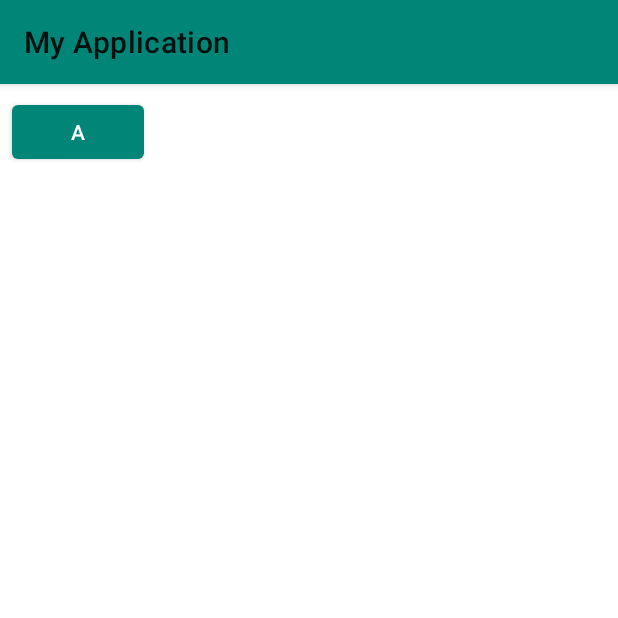
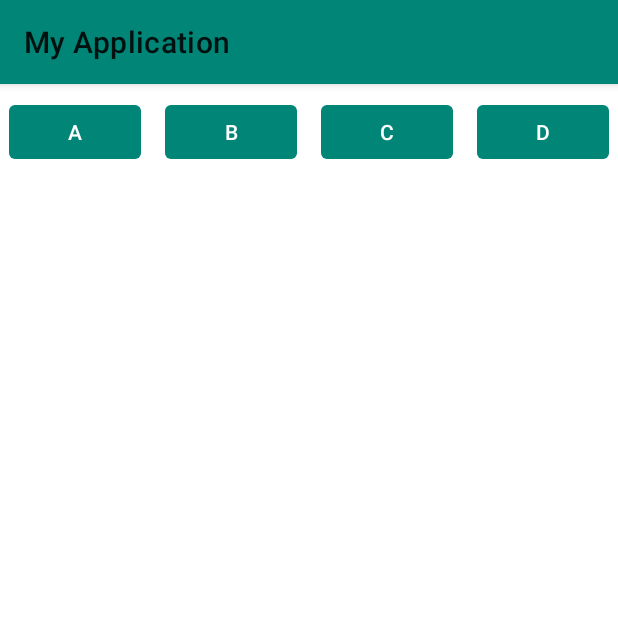
Before and after one commit to yogithesymbian/Vsga19, an Android app: the PuzzleActivity screen opened directly, with no data from a screen before it, on a phone screen of 412 x 824 dp, the top half of it. Run offline under Robolectric (Android 15) with nearby library versions, the phone set to English and light mode, and no system bars.

Commit message:
added btn layout puzle

```diff
--- a/app/src/main/res/layout/activity_puzzle.xml
+++ b/app/src/main/res/layout/activity_puzzle.xml
@@ -8,15 +8,72 @@
         tools:context=".PuzzleActivity"
         >
 
-    <Button
+    <com.google.android.material.button.MaterialButton
             android:id="@+id/btn_a"
+            style="@style/Widget.MaterialComponents.Button.UnelevatedButton"
             android:layout_width="wrap_content"
             android:layout_height="wrap_content"
+            android:layout_marginTop="8dp"
+            android:layout_marginLeft="8dp"
+            android:layout_marginStart="8dp"
+
             android:text="A"
+
+            app:layout_constraintTop_toTopOf="parent"
+            app:layout_constraintStart_toStartOf="parent"
+            app:layout_constraintEnd_toStartOf="@+id/btn_b"
+            android:layout_marginEnd="8dp"
+            android:layout_marginRight="8dp"/>
+
+    <com.google.android.material.button.MaterialButton
+            android:id="@+id/btn_b"
+            style="@style/Widget.MaterialComponents.Button.UnelevatedButton"
+            android:layout_width="wrap_content"
+            android:layout_height="wrap_content"
+            android:layout_marginTop="8dp"
+            android:layout_marginLeft="8dp"
+            android:layout_marginStart="8dp"
+            android:layout_marginEnd="8dp"
+            android:layout_marginRight="8dp"
+
+            android:text="B"
+
+            app:layout_constraintTop_toTopOf="parent"
+            app:layout_constraintStart_toEndOf="@+id/btn_a"
+            app:layout_constraintEnd_toStartOf="@+id/btn_c"/>
+
+    <com.google.android.material.button.MaterialButton
+            android:id="@+id/btn_c"
+            style="@style/Widget.MaterialComponents.Button.UnelevatedButton"
+            android:layout_width="wrap_content"
+            android:layout_height="wrap_content"
+            android:layout_marginLeft="8dp"
+            android:layout_marginStart="8dp"
+            android:layout_marginEnd="8dp"
+            android:layout_marginRight="8dp"
+
+            android:text="C"
+
             android:layout_marginTop="8dp"
             app:layout_constraintTop_toTopOf="parent"
-            app:layout_constraintStart_toStartOf="parent"
+            app:layout_constraintStart_toEndOf="@+id/btn_b"
+            app:layout_constraintEnd_toStartOf="@+id/btn_d"/>
+
+    <com.google.android.material.button.MaterialButton
+            android:id="@+id/btn_d"
+            style="@style/Widget.MaterialComponents.Button.UnelevatedButton"
+            android:layout_width="wrap_content"
+            android:layout_height="wrap_content"
             android:layout_marginLeft="8dp"
-            android:layout_marginStart="8dp"/>
+            android:layout_marginStart="8dp"
+            android:layout_marginEnd="8dp"
+            android:layout_marginRight="8dp"
+
+            android:text="D"
+
+            android:layout_marginTop="8dp"
+            app:layout_constraintTop_toTopOf="parent"
+            app:layout_constraintStart_toEndOf="@+id/btn_c"
+            app:layout_constraintEnd_toEndOf="parent"/>
 
 </androidx.constraintlayout.widget.ConstraintLayout>
```
